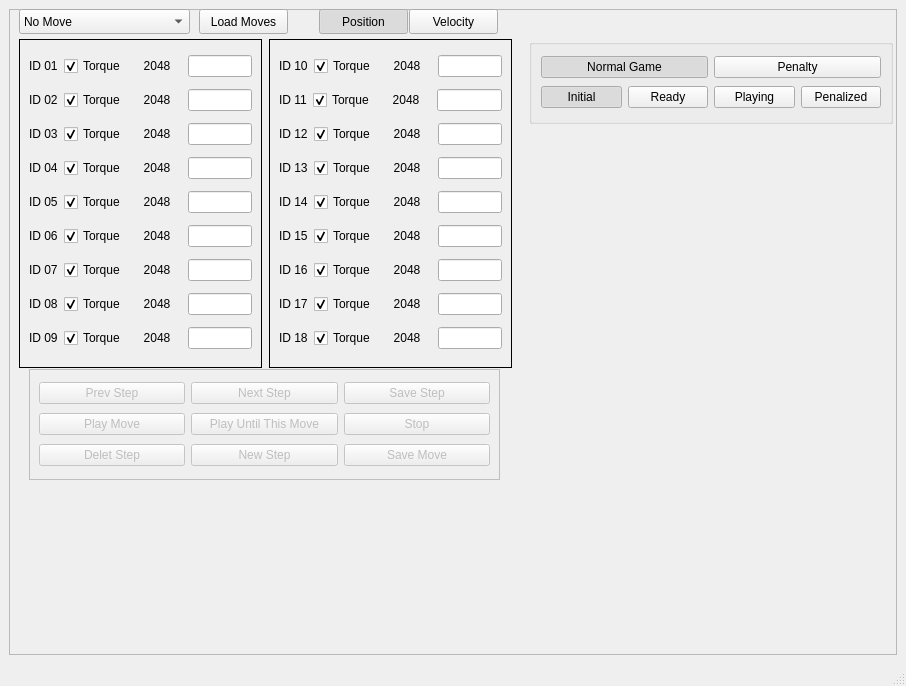
Qt form src/gui/src/main_window.ui (RoboFEI/RoboFEI-HT_2023_SOFTWARE) before a commit.
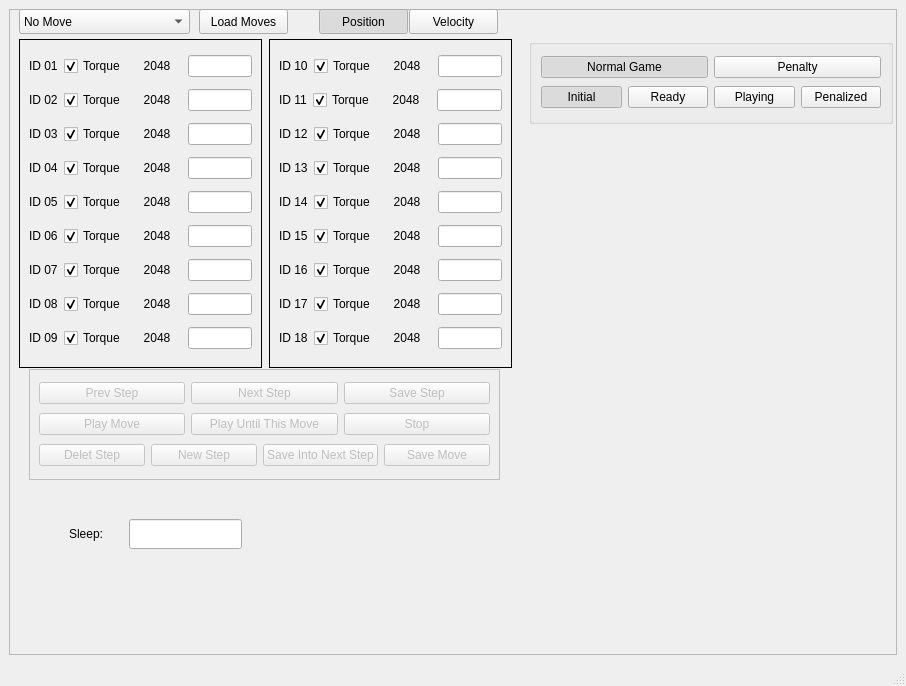
The same form after that commit.

Commit message: adding sleep value and save into next step

The edit to the form file:
```diff
--- a/src/gui/src/main_window.ui
+++ b/src/gui/src/main_window.ui
@@ -1241,6 +1241,13 @@
             </property>
            </widget>
           </item>
+          <item>
+           <widget class="QPushButton" name="saveIntoNextStep_button">
+            <property name="text">
+             <string>Save Into Next Step</string>
+            </property>
+           </widget>
+          </item>
           <item>
            <widget class="QPushButton" name="saveMove_button">
             <property name="text">
@@ -1252,6 +1259,29 @@
         </item>
        </layout>
       </widget>
+      <widget class="QLabel" name="sleep_text">
+       <property name="geometry">
+        <rect>
+         <x>60</x>
+         <y>510</y>
+         <width>67</width>
+         <height>30</height>
+        </rect>
+       </property>
+       <property name="text">
+        <string>Sleep:</string>
+       </property>
+      </widget>
+      <widget class="QLineEdit" name="sleep_value">
+       <property name="geometry">
+        <rect>
+         <x>120</x>
+         <y>510</y>
+         <width>113</width>
+         <height>30</height>
+        </rect>
+       </property>
+      </widget>
      </widget>
     </item>
    </layout>
```
The commit also changes 3 other files.
